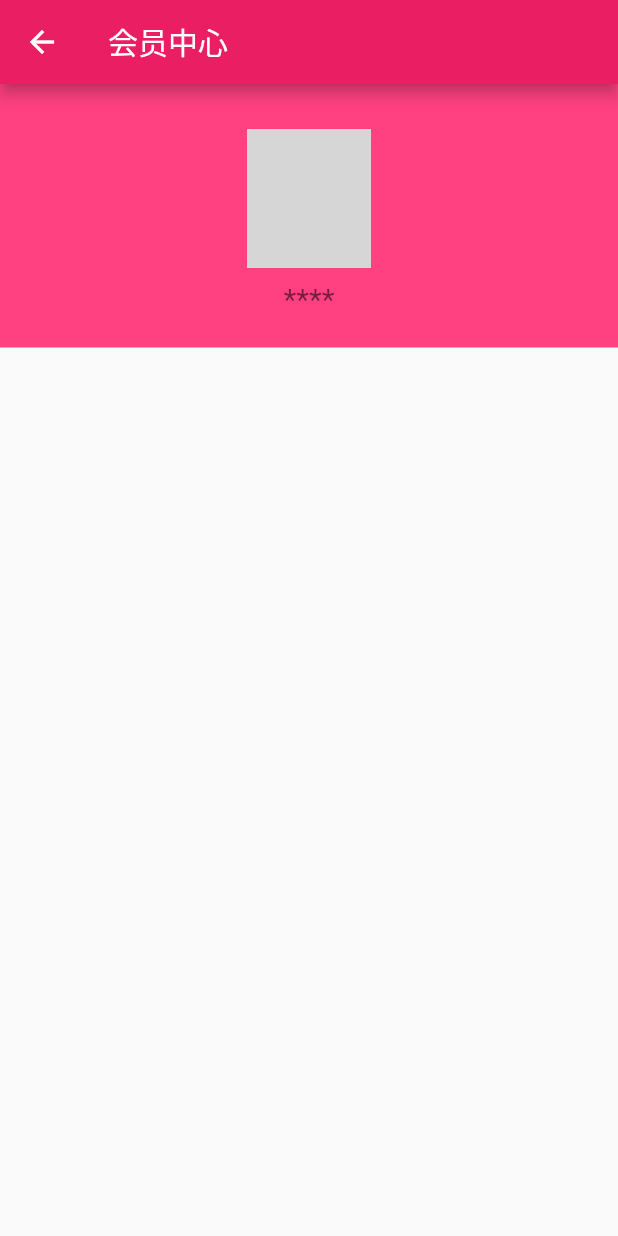
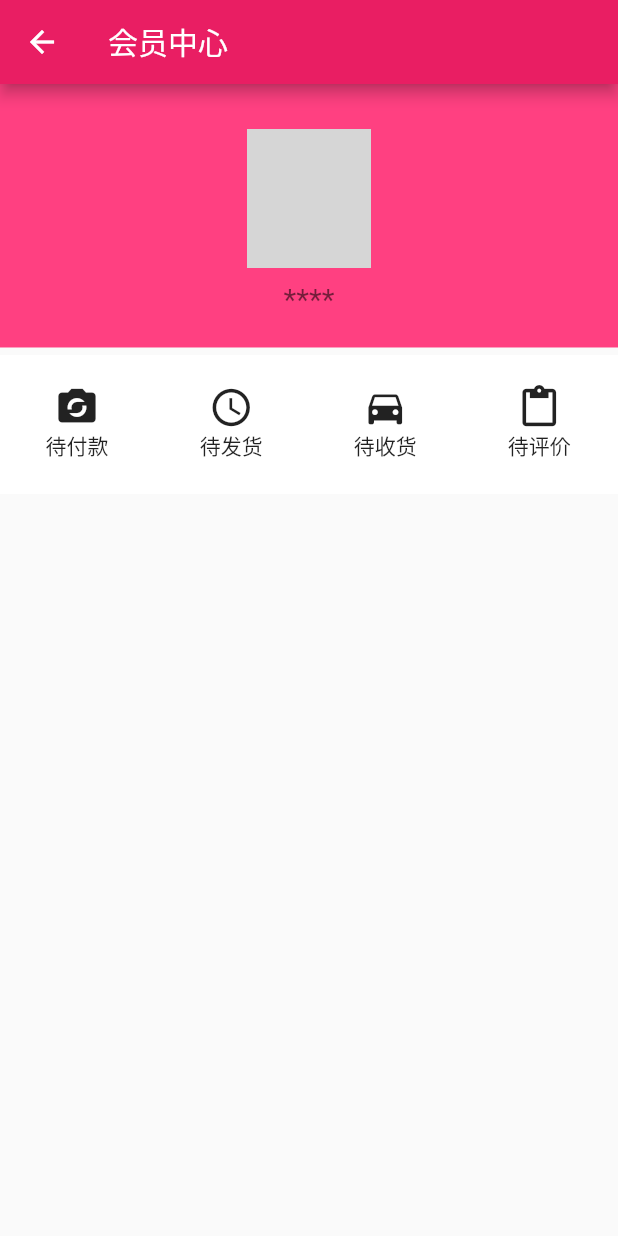
Before and after one commit to remerber/flutter_shop, a Flutter app: the MemberPage screen opened directly, on a phone screen of 412 x 824 dp. Run offline on Flutter 3.47's test engine with Material 2 defaults, Android fonts, the phone set to English and light mode, and no system bars; our stand-ins replace dio, fluro, flutter_easyrefresh, flutter_html, flutter_screenutil, flutter_swiper and 2 more; missing offline and left inert: provide; accounts and stored records are empty; network calls fail; statements that could not run were skipped; grey boxes are pictures that could not be loaded.

Commit message:
65.会员中心_订单区域UI布局

```diff
--- a/lib/pages/member_page.dart
+++ b/lib/pages/member_page.dart
@@ -8,6 +8,7 @@ class MemberPage extends StatelessWidget {
       body:ListView(
         children: <Widget>[
           _topHeader(),
+          _orderType(),
         ],
       )
     );
@@ -42,4 +43,84 @@ class MemberPage extends StatelessWidget {
       ),
     );
   }
+
+  // 我的订单标题
+  Widget _orderTitle() {
+    return Container(
+      margin: EdgeInsets.only(top: 10),
+      decoration: BoxDecoration(
+        color: Colors.white,
+        border: Border(
+          bottom: BorderSide(width: 1, color: Colors.black12),
+        ),
+      ),
+      child: ListTile(
+        leading: Icon(Icons.list),
+        title: Text('我的订单'),
+        trailing: Icon(Icons.arrow_right),
+      ),
+    );
+  }
+
+  Widget _orderType() {
+    return Container(
+      margin: EdgeInsets.only(top: 5),
+      width: ScreenUtil().setSp(750),
+      height: ScreenUtil().setHeight(150),
+      padding: EdgeInsets.only(top: 20),
+      color: Colors.white,
+      child: Row(
+        children: <Widget>[
+          Container(
+            width: ScreenUtil().setWidth(187),
+            child: Column(
+              children: <Widget>[
+                Icon(
+                  Icons.party_mode,
+                  size: 30,
+                ),
+                Text('待付款'),
+              ],
+            ),
+          ),
+          Container(
+            width: ScreenUtil().setWidth(187),
+            child: Column(
+              children: <Widget>[
+                Icon(
+                  Icons.query_builder,
+                  size: 30,
+                ),
+                Text('待发货'),
+              ],
+            ),
+          ),
+          Container(
+            width: ScreenUtil().setWidth(187),
+            child: Column(
+              children: <Widget>[
+                Icon(
+                  Icons.directions_car,
+                  size: 30,
+                ),
+                Text('待收货'),
+              ],
+            ),
+          ),
+          Container(
+            width: ScreenUtil().setWidth(187),
+            child: Column(
+              children: <Widget>[
+                Icon(
+                  Icons.content_paste,
+                  size: 30,
+                ),
+                Text('待评价'),
+              ],
+            ),
+          ),
+        ],
+      ),
+    );
+  }
 }
```
